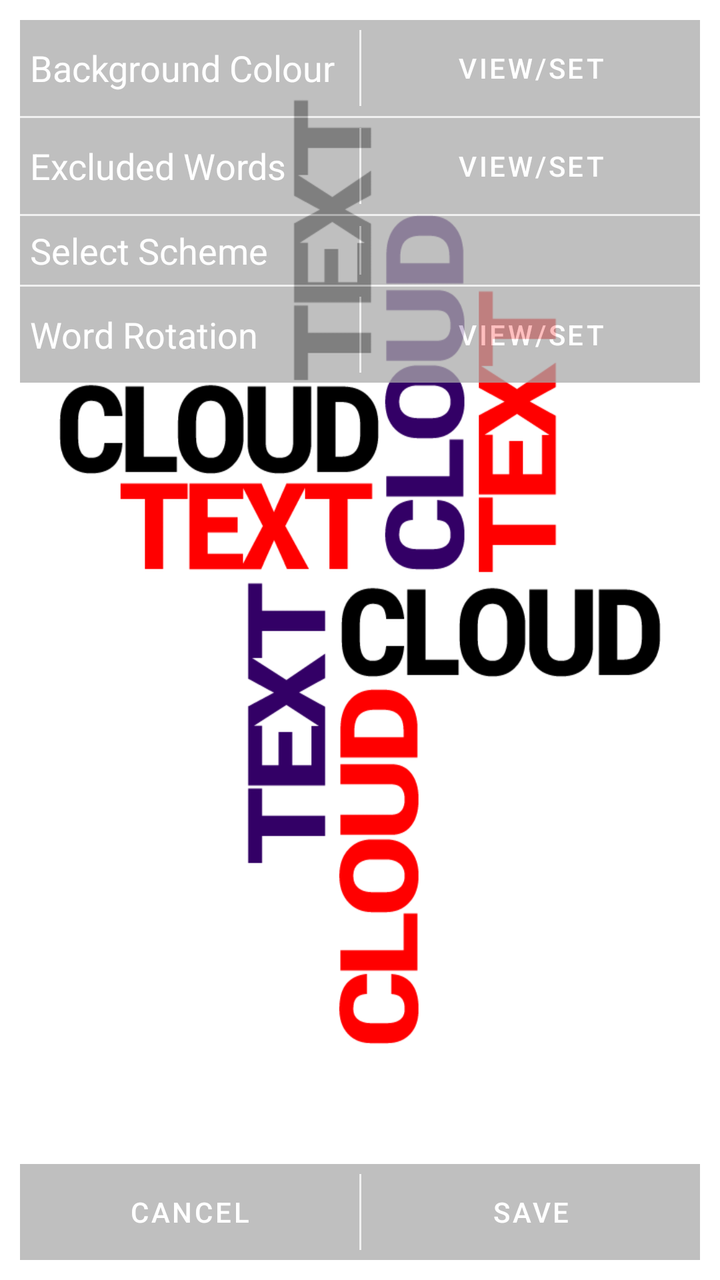
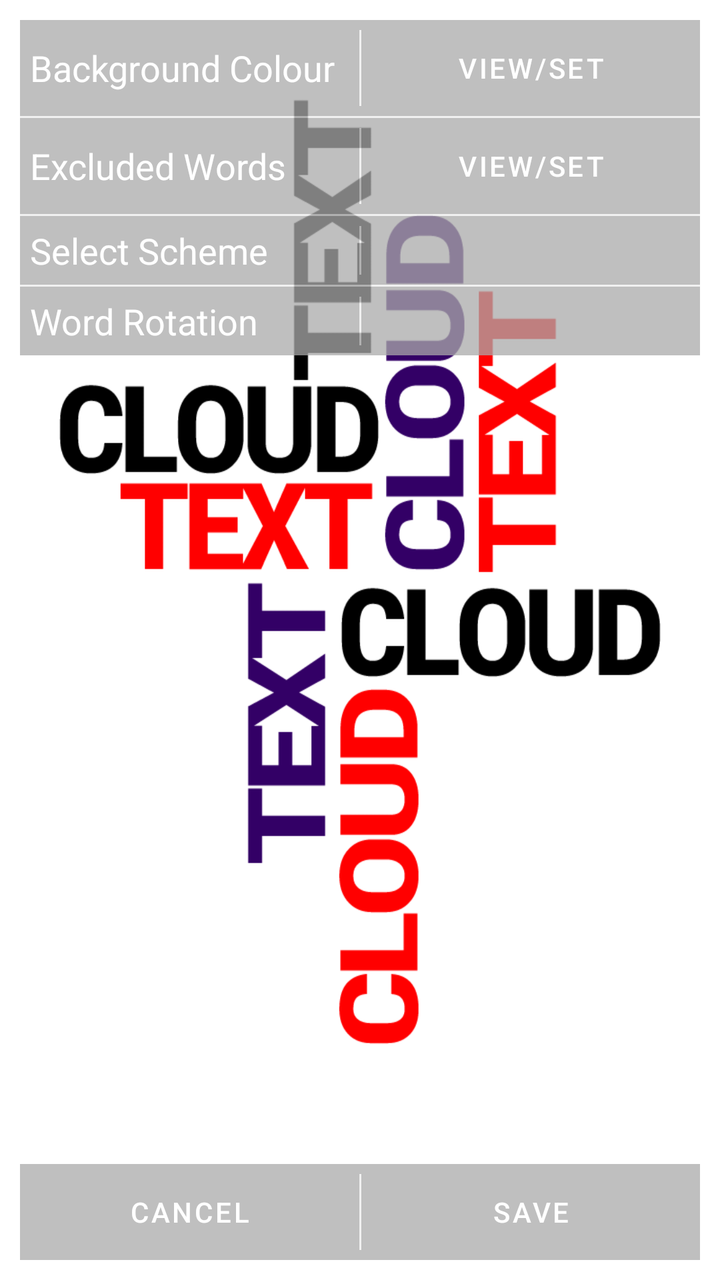

Two renders of the same Android screen: before a commit and after it. Below are the layout's source before the change and the commit's diff.
<!-- AndroidManifest.xml: fallback theme Theme.MaterialComponents.DayNight.NoActionBar -->
<!-- res/layout/activity_settings.xml -->
<?xml version="1.0" encoding="utf-8"?>
<RelativeLayout xmlns:android="http://schemas.android.com/apk/res/android"
    android:id="@+id/settings_main_layout"
    android:layout_width="match_parent"
    android:layout_height="match_parent"
    android:background="@drawable/main_image" >

    <LinearLayout
        android:id="@+id/setting_layout"
        android:layout_width="wrap_content"
        android:layout_height="wrap_content"
        android:layout_alignParentLeft="true"
        android:layout_alignParentRight="true"
        android:layout_centerVertical="false"
        android:layout_margin="10dp"
        android:alpha=".75"
        android:background="@android:color/darker_gray"
        android:orientation="vertical" >

        <LinearLayout
            android:layout_width="match_parent"
            android:layout_height="wrap_content" >

            <TextView
                android:id="@+id/select_background_lbl"
                android:layout_width="match_parent"
                android:layout_height="wrap_content"
                android:layout_gravity="center_vertical|center_horizontal"
                android:layout_margin="5dp"
                android:layout_weight=".5"
                android:text="@string/select_background_lbl"
                android:textAppearance="?android:attr/textAppearanceMedium"
                android:textColor="@android:color/white" />

        	<View
            android:id="@+id/vert_rule2"
            android:layout_width="1dp"
            android:layout_height="match_parent"
            android:background="@color/gray"
            android:layout_marginTop="5dp"
            android:layout_marginBottom="5dp" />
        	
            <Button
                android:id="@+id/select_background_button"
                android:layout_width="match_parent"
                android:layout_height="wrap_content"
                android:layout_gravity="right|center_vertical"
                android:background="?android:attr/selectableItemBackground"
                android:text="@string/set"
                android:layout_weight=".5" />

        </LinearLayout>
        <View
            android:id="@+id/hor_rule1"
            android:layout_width="match_parent"
            android:layout_height="1dp"
            android:background="@color/gray"/>
        <LinearLayout
            android:layout_width="match_parent"
            android:layout_height="wrap_content"
            android:orientation="horizontal" >

            <TextView
                android:id="@+id/select_words_lbl"
                android:layout_width="match_parent"
                android:layout_height="wrap_content"
                android:layout_gravity="center_vertical|center_horizontal"
                android:layout_margin="5dp"
                android:layout_weight=".5"
                android:text="@string/select_words_lbl"
                android:textAppearance="?android:attr/textAppearanceMedium"
                android:textColor="@android:color/white" />

        <View
            android:id="@+id/vert_rule3"
            android:layout_width="1dp"
            android:layout_height="match_parent"
            android:background="@color/gray"
            android:layout_marginTop="5dp"
            android:layout_marginBottom="5dp" />
            <Button
                android:id="@+id/select_words_button"
                android:layout_width="match_parent"
                android:layout_height="wrap_content"
                android:layout_gravity="right|center_vertical"
                android:layout_weight=".5"
                android:background="?android:attr/selectableItemBackground"
                android:text="@string/set" />

        </LinearLayout>
        <View
            android:id="@+id/hor_rule2"
            android:layout_width="match_parent"
            android:layout_height="1dp"
            android:background="@color/gray"/>
        <LinearLayout
            android:layout_width="match_parent"
            android:layout_height="wrap_content" >

            <TextView
                android:id="@+id/select_scheme_lbl"
                android:layout_width="match_parent"
                android:layout_height="wrap_content"
                android:layout_gravity="center_vertical|center_horizontal"
                android:layout_margin="5dp"
                android:layout_weight=".5"
                android:text="@string/select_scheme_button"
                android:textAppearance="?android:attr/textAppearanceMedium"
                android:textColor="@android:color/white" />

        <View
            android:id="@+id/vert_rule4"
            android:layout_width="1dp"
            android:layout_height="match_parent"
            android:background="@color/gray"
            android:layout_marginTop="5dp"
            android:layout_marginBottom="5dp" />

        <Spinner
            android:id="@+id/select_scheme_spinner"
            android:layout_width="match_parent"
            android:layout_height="wrap_content"
            android:layout_weight=".5"
            android:background="@android:color/darker_gray" />

        </LinearLayout>

        <View
            android:id="@+id/hor_rule3"
            android:layout_width="match_parent"
            android:layout_height="1dp"
            android:background="@color/gray"/>
        <LinearLayout
            android:layout_width="match_parent"
            android:layout_height="wrap_content" >

            <TextView
                android:id="@+id/select_rotation_lbl"
                android:layout_width="match_parent"
                android:layout_height="wrap_content"
                android:layout_gravity="center_vertical|center_horizontal"
                android:layout_margin="5dp"
                android:layout_weight=".5"
                android:text="@string/select_rotation_lbl"
                android:textAppearance="?android:attr/textAppearanceMedium"
                android:textColor="@android:color/white" />

        <View
            android:id="@+id/vert_rule6"
            android:layout_width="1dp"
            android:layout_height="match_parent"
            android:background="@color/gray"
            android:layout_marginTop="5dp"
            android:layout_marginBottom="5dp" />
            <Button
                android:id="@+id/select_rotation_button"
                android:layout_width="match_parent"
                android:layout_height="wrap_content"
                android:layout_weight=".5"
                android:background="?android:attr/selectableItemBackground"
                android:text="@string/set" />
        </LinearLayout>
    </LinearLayout>

    <LinearLayout
        android:id="@+id/settings_button_layout"
        android:layout_width="match_parent"
        android:layout_height="wrap_content"
        android:layout_alignParentBottom="true"
        android:layout_centerHorizontal="true"
        android:layout_margin="10dp"
        android:alpha=".75"
        android:background="@android:color/darker_gray" >
        <Button
            android:id="@+id/settings_cancel_button"
            android:layout_width="match_parent"
            android:layout_height="wrap_content"
            android:layout_weight=".5"
            android:background="?android:attr/selectableItemBackground"
            android:text="@string/cancel" />

        <View
            android:id="@+id/vert_rule1"
            android:layout_width="1dp"
            android:layout_height="match_parent"
            android:layout_marginBottom="5dp"
            android:layout_marginTop="5dp"
            android:background="@color/gray" />

        <Button
            android:id="@+id/settings_save_button"
            android:layout_width="match_parent"
            android:layout_height="wrap_content"
            android:layout_weight=".5"
            android:background="?android:attr/selectableItemBackground"
            android:text="@string/save" />

    </LinearLayout>

</RelativeLayout>
<!-- resources referenced by this layout -->
<resources>
  <color name="gray">#EBEBEB</color>
  <!-- drawable main_image: png bitmap (drawable-hdpi, 45865 bytes) -->
  <string name="cancel">Cancel</string>
  <string name="save">Save</string>
  <string name="select_background_lbl">Background Colour</string>
  <string name="select_rotation_lbl">Word Rotation</string>
  <string name="select_scheme_button">Select Scheme</string>
  <string name="select_words_lbl">Excluded Words</string>
  <string name="set">View/Set</string>
</resources>

<!-- the commit's change to res/layout/activity_settings.xml (unified diff, before → after) -->
@@ -145,20 +145,20 @@
                 android:textAppearance="?android:attr/textAppearanceMedium"
                 android:textColor="@android:color/white" />
 
-        <View
-            android:id="@+id/vert_rule6"
-            android:layout_width="1dp"
-            android:layout_height="match_parent"
-            android:background="@color/gray"
-            android:layout_marginTop="5dp"
-            android:layout_marginBottom="5dp" />
-            <Button
-                android:id="@+id/select_rotation_button"
-                android:layout_width="match_parent"
-                android:layout_height="wrap_content"
-                android:layout_weight=".5"
-                android:background="?android:attr/selectableItemBackground"
-                android:text="@string/set" />
+            <View
+                android:id="@+id/vert_rule6"
+                android:layout_width="1dp"
+                android:layout_height="match_parent"
+                android:layout_marginBottom="5dp"
+                android:layout_marginTop="5dp"
+                android:background="@color/gray" />
+
+            <Spinner
+                android:id="@+id/select_rotation_spinner"
+                android:layout_width="match_parent"
+                android:layout_height="wrap_content"
+                android:layout_weight=".5"
+                android:background="@android:color/darker_gray" />
         </LinearLayout>
     </LinearLayout>
 
